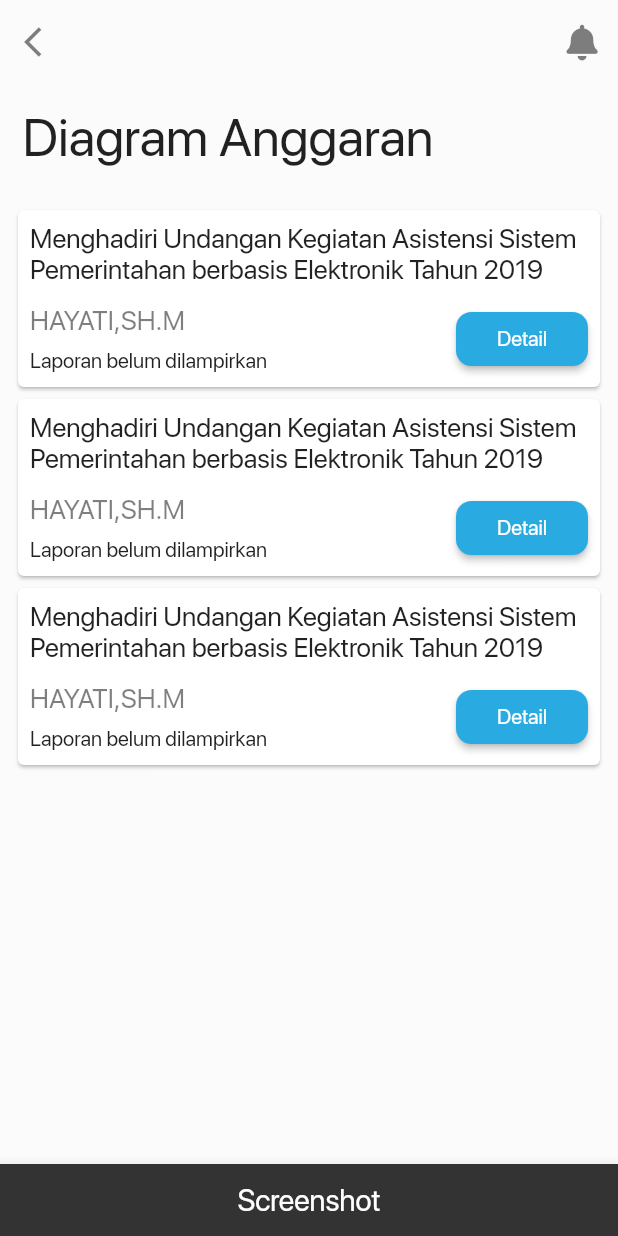
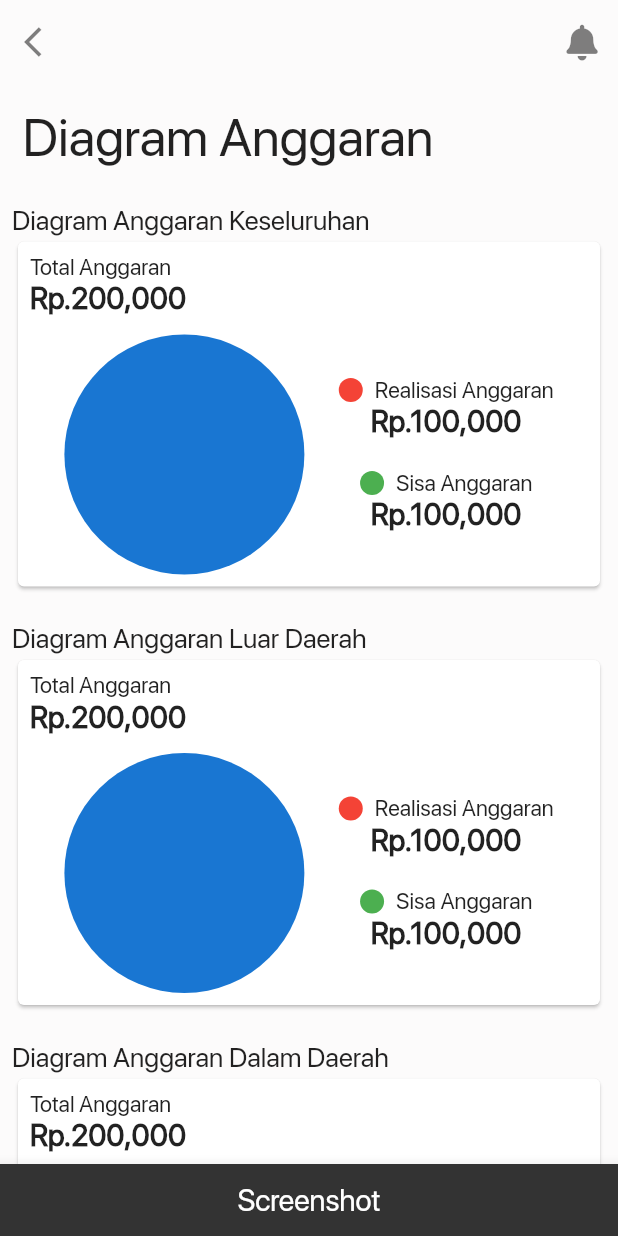
Before and after one commit to muhamaddanil/sppd_mobile, a Flutter app: the Anggaran screen opened directly, on a phone screen of 412 x 824 dp. Run offline on Flutter 3.47's test engine with Material 2 defaults, Android fonts, the phone set to English and light mode, and no system bars; our stand-ins replace font_awesome_flutter.

Commit message:
Anggaran Complete.

```diff
--- /dev/null
+++ b/lib/components/anggaranCard.dart
@@ -0,0 +1,88 @@
+import 'package:flutter/material.dart';
+
+anggaranCard(String totalAnggaran, String realisasiAnggaran, String sisaAnggaran) {
+  return Container(
+    child: Card(
+      child: Container(
+        padding: EdgeInsets.all(8.0),
+        child: Column(
+          mainAxisAlignment: MainAxisAlignment.start,
+          crossAxisAlignment: CrossAxisAlignment.start,
+          children: <Widget>[
+            Container(
+                alignment: Alignment.centerLeft,
+                child: Column(
+                  crossAxisAlignment: CrossAxisAlignment.start,
+                  children: <Widget>[
+                    Text(
+                      'Total Anggaran',
+                      style: TextStyle(fontSize: 15.0),
+                    ),
+                    Text(
+                      totalAnggaran, style: TextStyle(fontSize: 20.0, fontWeight: FontWeight.bold),
+                    ),
+                  ],
+                )),
+            SizedBox(
+              height: 12.0,
+            ),
+            Container(
+              alignment: Alignment.center,
+              child: Row(
+                mainAxisAlignment: MainAxisAlignment.spaceEvenly,
+                children: <Widget>[
+                  CircleAvatar(
+                    radius: 80.0,
+                  ),
+                  Column(
+                    children: <Widget>[
+                      Row(
+                        children: <Widget>[
+                          CircleAvatar(
+                            radius: 8.0,
+                            backgroundColor: Colors.red,
+                          ),
+                          SizedBox(
+                            width: 8.0,
+                          ),
+                          Text(
+                            'Realisasi Anggaran',
+                            style: TextStyle(fontSize: 15.0),
+                          ),
+                        ],
+                      ),
+                      Text(
+                        realisasiAnggaran, style: TextStyle(fontSize: 20.0, fontWeight: FontWeight.bold)
+                      ),
+                      SizedBox(
+                        height: 20.0,
+                      ),
+                      Row(
+                        children: <Widget>[
+                          CircleAvatar(
+                            radius: 8.0,
+                            backgroundColor: Colors.green,
+                          ),
+                          SizedBox(
+                            width: 8.0,
+                          ),
+                          Text(
+                            'Sisa Anggaran',
+                            style: TextStyle(fontSize: 15.0),
+                          ),
+                        ],
+                      ),
+                      Text(
+                        sisaAnggaran, style: TextStyle(fontSize: 20.0, fontWeight: FontWeight.bold)
+                      ),
+                    ],
+                  )
+                ],
+              ),
+            )
+          ],
+        ),
+      ),
+    ),
+  );
+}
--- a/lib/view/view_anggaran.dart
+++ b/lib/view/view_anggaran.dart
@@ -1,5 +1,6 @@
 import 'package:flutter/material.dart';
 import 'package:font_awesome_flutter/font_awesome_flutter.dart';
+import 'package:sppd_mobile/components/anggaranCard.dart';
 import 'package:sppd_mobile/components/telaahCard.dart';
 
 class Anggaran extends StatefulWidget {
@@ -103,6 +104,7 @@ class _AnggaranState extends State<Anggaran> {
         ),
       ),
       body: SingleChildScrollView(
+        physics: BouncingScrollPhysics(),
         child: Column(
           children: <Widget>[
             Container(
@@ -115,15 +117,31 @@ class _AnggaranState extends State<Anggaran> {
               ),
             ),
             Container(
-              height: MediaQuery.of(context).size.height - 250,
-              width: MediaQuery.of(context).size.width,
               padding: EdgeInsets.all(8.0),
-              child: ListView(
-                physics: BouncingScrollPhysics(),
+              child: Column(
+                crossAxisAlignment: CrossAxisAlignment.start,
                 children: <Widget>[
-                  telaahCard('Menghadiri Undangan Kegiatan Asistensi Sistem Pemerintahan berbasis Elektronik Tahun 2019', 'HAYATI,SH.M'),
-                  telaahCard('Menghadiri Undangan Kegiatan Asistensi Sistem Pemerintahan berbasis Elektronik Tahun 2019', 'HAYATI,SH.M'),
-                  telaahCard('Menghadiri Undangan Kegiatan Asistensi Sistem Pemerintahan berbasis Elektronik Tahun 2019', 'HAYATI,SH.M'),
+                  Text(
+                    'Diagram Anggaran Keseluruhan',
+                    style: TextStyle(fontSize: 18.0),
+                  ),
+                  anggaranCard('Rp.200,000', 'Rp.100,000', 'Rp.100,000'),
+                  SizedBox(
+                    height: 20.0,
+                  ),
+                  Text(
+                    'Diagram Anggaran Luar Daerah',
+                    style: TextStyle(fontSize: 18.0),
+                  ),
+                  anggaranCard('Rp.200,000', 'Rp.100,000', 'Rp.100,000'),
+                  SizedBox(
+                    height: 20.0,
+                  ),
+                  Text(
+                    'Diagram Anggaran Dalam Daerah',
+                    style: TextStyle(fontSize: 18.0),
+                  ),
+                  anggaranCard('Rp.200,000', 'Rp.100,000', 'Rp.100,000'),
                 ],
               ),
             ),
--- a/lib/view/view_login.dart
+++ b/lib/view/view_login.dart
@@ -12,6 +12,7 @@ class _LoginState extends State<Login> {
   Widget build(BuildContext context) {
     return Scaffold(
         body: SingleChildScrollView(
+          physics: BouncingScrollPhysics(),
           child: Container(
             padding: EdgeInsets.all(20.0),
             child: Column(
```
Also changed, not shown: 3 other files.
